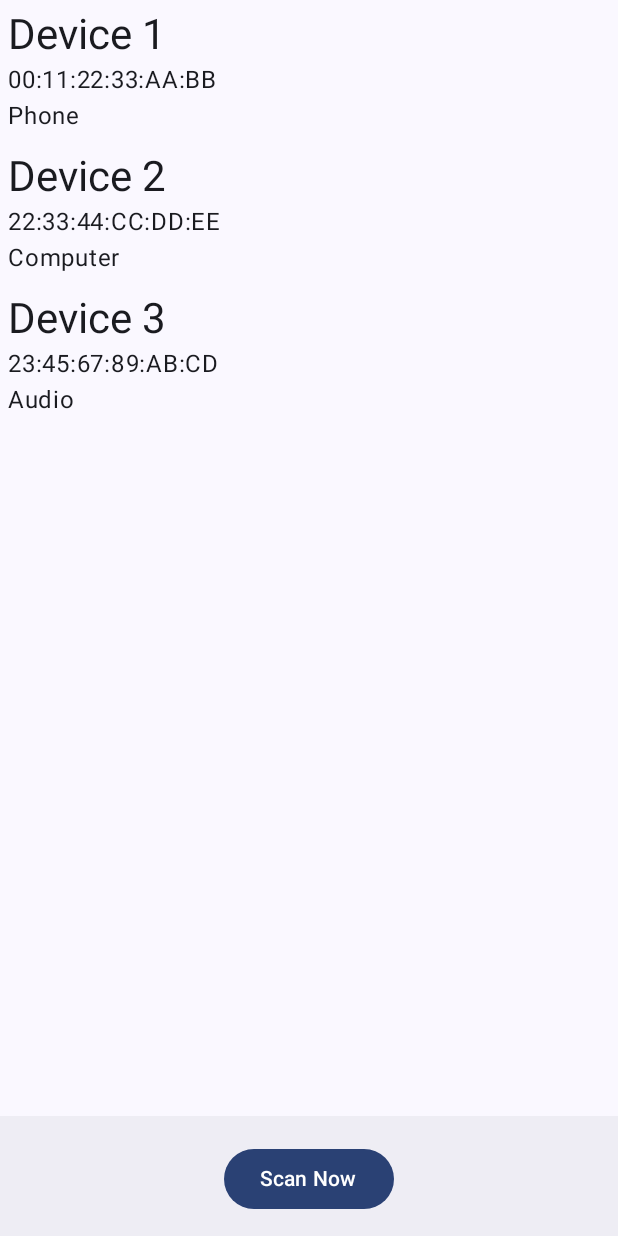
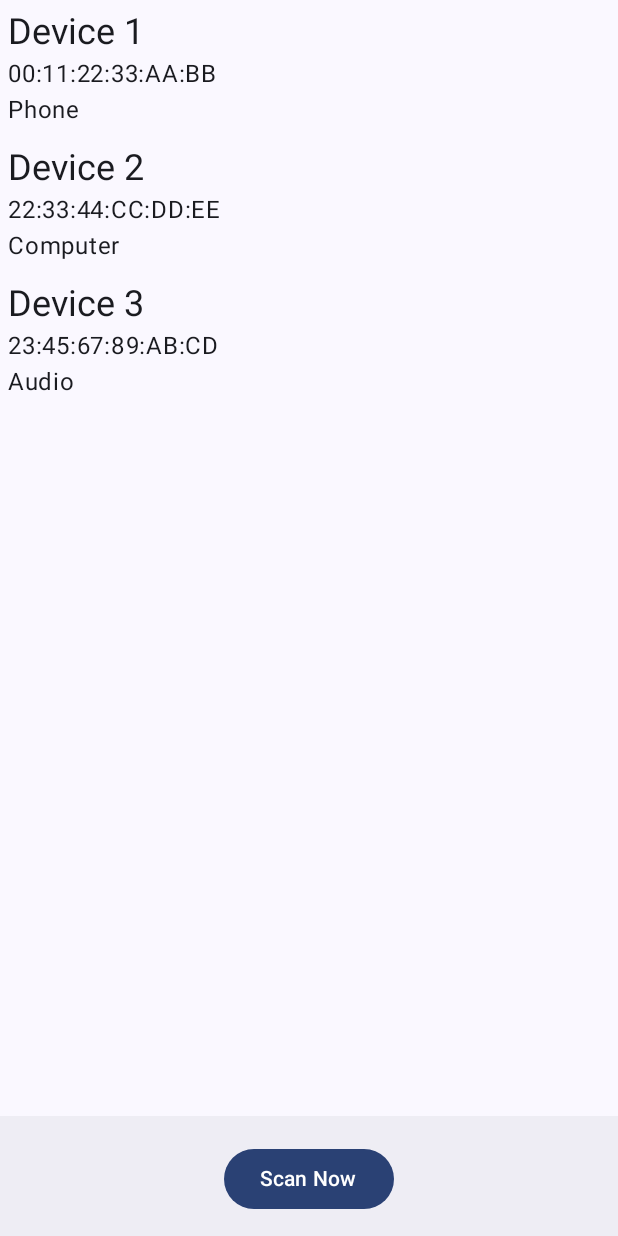
Before and after one commit to laubryan/BluetoothScanner, an Android app built with Jetpack Compose: the @Preview function MainViewPreview, on a phone screen of 412 x 824 dp. Run offline under Robolectric (Android 15) with nearby library versions, the phone set to English and light mode, and no system bars.

Commit message:
Reduce device name font size

```diff
--- a/app/src/main/java/com/bryanlau/bluetoothscanner/MainActivity.kt
+++ b/app/src/main/java/com/bryanlau/bluetoothscanner/MainActivity.kt
@@ -182,7 +182,7 @@ fun DeviceEntry(name: String, address: String, deviceClass: String, modifier: Mo
     Column(modifier = modifier
         .fillMaxWidth()
         .padding(5.dp)) {
-        Text( text = name, style = MaterialTheme.typography.headlineMedium )
+        Text( text = name, style = MaterialTheme.typography.headlineSmall )
         Text( text = address )
         Text( text = deviceClass )
     }
```
